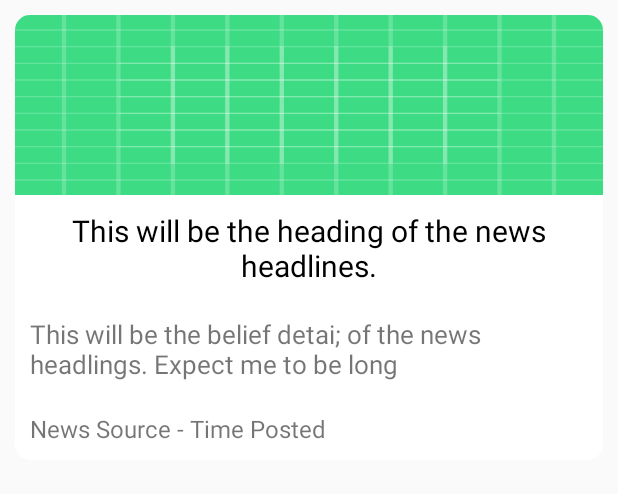
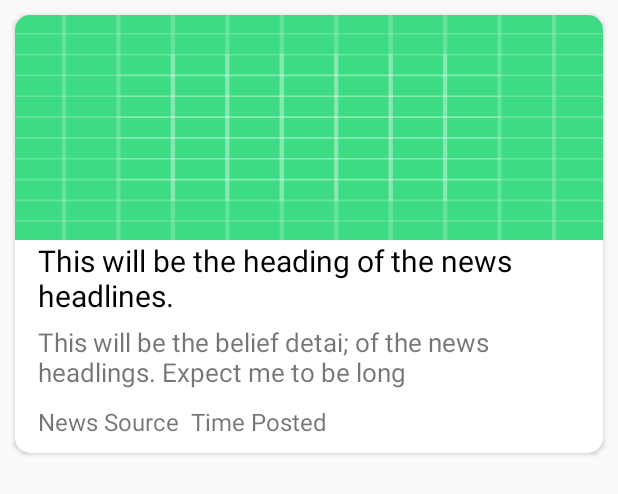
Before and after one commit to LennyDennis/Covid-19-Mobile-App, an Android app: the layout news_view.xml on its own in the app's theme, with its tools: preview values and no code run, on a phone screen of 412 x 824 dp. Shown: the top 494 px of the screen. Run offline under Robolectric (Android 15) with nearby library versions, the phone set to English and light mode, and no system bars.

Commit message:
- Create the single view layouts for the news items - Use Recyclerview to display the news items on the news fragment

```diff
--- a/app/src/main/java/com/example/covid_19/network/newsAPINetwork/NewsAPI.java
+++ b/app/src/main/java/com/example/covid_19/network/newsAPINetwork/NewsAPI.java
@@ -1,6 +1,6 @@
 package com.example.covid_19.network.newsAPINetwork;
 
-import com.example.covid_19.models.newsAPI.Article;
+import com.example.covid_19.models.newsAPI.NewsHeadlinesResponse;
 
 import retrofit2.Call;
 import retrofit2.http.GET;
@@ -8,6 +8,6 @@ import retrofit2.http.GET;
 public interface NewsAPI {
 
     @GET("everything?q=COVID&from=2020-03-16&apiKey=847afbc2227e4249b52570b1f8cbbae6&pageSize=30&page=1")
-    Call<Article> getHeadlines();
+    Call<NewsHeadlinesResponse> getHeadlines();
 
 }
--- a/app/src/main/res/layout/news_view.xml
+++ b/app/src/main/res/layout/news_view.xml
@@ -14,7 +14,7 @@
         <androidx.appcompat.widget.AppCompatImageView
             android:id="@+id/news_image"
             android:layout_width="match_parent"
-            android:layout_height="120dp"
+            android:layout_height="150dp"
             android:scaleType="fitXY"
             android:src="@drawable/ic_launcher_background" />
 
@@ -22,8 +22,9 @@
             android:id="@+id/news_title"
             android:layout_width="match_parent"
             android:layout_height="wrap_content"
-            android:layout_margin="10dp"
-            android:gravity="center"
+            android:layout_marginLeft="15dp"
+            android:layout_marginRight="15dp"
+            android:layout_marginBottom="5dp"
             android:text="This will be the heading of the news headlines."
             android:textColor="@color/blackColor"
             android:textSize="20sp" />
@@ -32,20 +33,27 @@
             android:id="@+id/news_description"
             android:layout_width="match_parent"
             android:layout_height="wrap_content"
-            android:layout_margin="10dp"
+            android:layout_marginLeft="15dp"
+            android:layout_marginRight="15dp"
+            android:ellipsize="end"
+            android:maxLines="2"
             android:text="This will be the belief detai; of the news headlings. Expect me to be long"
+            android:minLines="1"
             android:textSize="17sp" />
 
         <LinearLayout
             android:layout_width="match_parent"
             android:layout_height="wrap_content"
-            android:layout_margin="10dp">
+            android:layout_marginLeft="15dp"
+            android:layout_marginTop="10dp"
+            android:layout_marginRight="15dp"
+            android:layout_marginBottom="10dp">
 
             <TextView
                 android:id="@+id/news_source"
                 android:layout_width="wrap_content"
                 android:layout_height="wrap_content"
-                android:text="News Source -"
+                android:text="News Source "
                 android:textSize="16sp" />
 
             <TextView
```
Also changed, not shown: app/src/main/java/com/example/covid_19/adapters/NewsRecyclerViewAdapter.java (+17 -5 lines), app/src/main/java/com/example/covid_19/ui/NewsFragment.java (+51 -1 lines), app/src/main/res/drawable/coronavirus.png, app/src/main/res/drawable/mask.png, app/src/main/res/drawable/vaccine.png.
